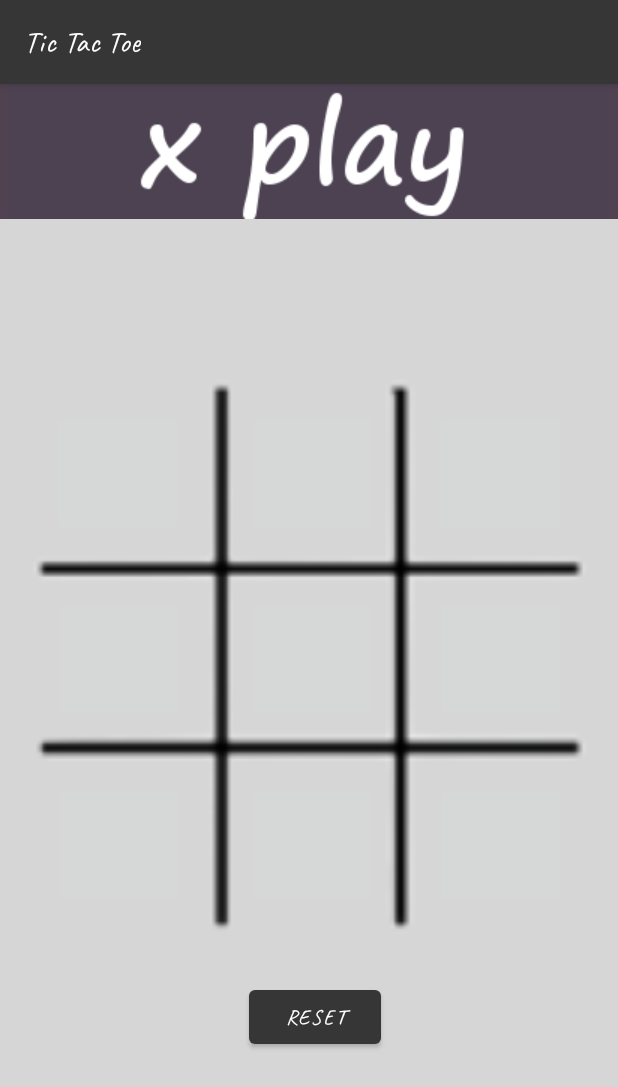
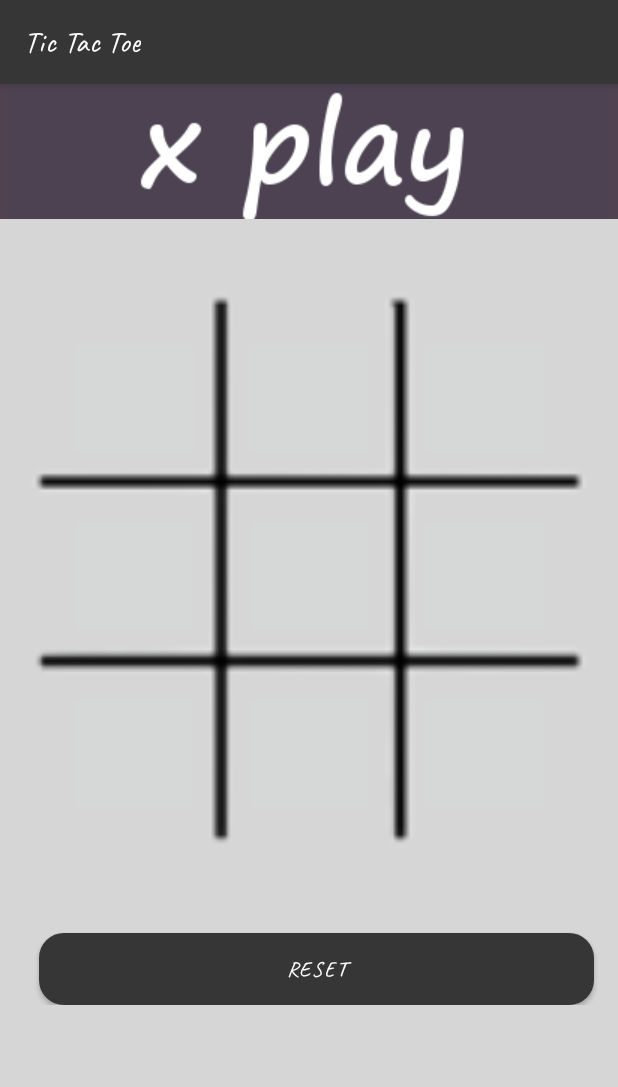
Before and after one commit to sombrero3/Tic-Tac-Toe, an Android app: the MainActivity screen opened directly, with no data from a screen before it, on a phone screen of 412 x 824 dp. Shown: the top 1087 px of the screen. Run offline under Robolectric (Android 15) with nearby library versions, the phone set to English and light mode, and no system bars.

Commit message:
executor implementation

```diff
--- /dev/null
+++ b/app/src/main/res/drawable/reset_btn_design.xml
@@ -0,0 +1,7 @@
+<?xml version="1.0" encoding="utf-8"?>
+<shape xmlns:android="http://schemas.android.com/apk/res/android"
+    android:shape="rectangle">
+    <stroke android:color="@color/pink" android:width="1dp"/>
+    <solid android:color="#504250"/>
+    <corners android:radius="16dp"/>
+</shape>
--- a/app/src/main/res/layout/activity_main.xml
+++ b/app/src/main/res/layout/activity_main.xml
@@ -1,47 +1,72 @@
 <?xml version="1.0" encoding="utf-8"?>
-<ScrollView xmlns:android="http://schemas.android.com/apk/res/android"
+<androidx.constraintlayout.widget.ConstraintLayout xmlns:android="http://schemas.android.com/apk/res/android"
     xmlns:app="http://schemas.android.com/apk/res-auto"
     xmlns:tools="http://schemas.android.com/tools"
     android:layout_width="match_parent"
     android:layout_height="match_parent"
+    tools:context=".MainActivity">
+
+    <ScrollView
+        android:id="@+id/scroll_view"
+        android:layout_width="match_parent"
+        android:layout_height="match_parent"
+        app:layout_constraintBottom_toBottomOf="parent"
+        app:layout_constraintEnd_toEndOf="parent"
+        app:layout_constraintStart_toStartOf="parent"
+        app:layout_constraintTop_toTopOf="parent"
         android:background="#D6D6D6">
 
         <androidx.constraintlayout.widget.ConstraintLayout
             android:layout_width="match_parent"
             android:layout_height="match_parent"
-        android:background="#D6D6D6"
-        tools:context=".MainActivity">
+            android:background="#D6D6D6">
 
             <Button
                 android:id="@+id/main_reset_btn"
-            android:layout_width="wrap_content"
+                android:layout_width="0dp"
                 android:layout_height="wrap_content"
                 android:layout_marginStart="10dp"
-            android:layout_marginTop="20dp"
+                android:layout_marginTop="44dp"
+                android:background="@drawable/reset_btn_design"
                 android:text="Reset"
+                app:layout_constraintBottom_toBottomOf="parent"
                 app:layout_constraintEnd_toEndOf="@+id/main_win0_iv"
-            app:layout_constraintHorizontal_bias="0.494"
                 app:layout_constraintStart_toStartOf="@+id/main_win0_iv"
-            app:layout_constraintTop_toBottomOf="@+id/imageView" />
+                app:layout_constraintTop_toBottomOf="@+id/main_win0_iv" />
+
+            <ImageView
+                android:id="@+id/main_win0_iv"
+                android:layout_width="0dp"
+                android:layout_height="388dp"
+                android:layout_marginStart="16dp"
+                android:layout_marginTop="12dp"
+                android:layout_marginEnd="16dp"
+                android:elevation="5dp"
+                app:layout_constraintEnd_toEndOf="parent"
+                app:layout_constraintStart_toStartOf="parent"
+                app:layout_constraintTop_toTopOf="@+id/imageView"
+                app:srcCompat="@drawable/empty" />
 
             <ImageView
                 android:id="@+id/imageView"
-            android:layout_width="379dp"
+                android:layout_width="0dp"
                 android:layout_height="398dp"
-            android:layout_marginTop="90dp"
+                android:layout_marginStart="16dp"
+                android:layout_marginTop="32dp"
+                android:layout_marginEnd="16dp"
                 app:layout_constraintEnd_toEndOf="parent"
                 app:layout_constraintStart_toStartOf="parent"
                 app:layout_constraintTop_toBottomOf="@+id/main_title_iv"
                 app:srcCompat="@drawable/cropedgrid1_adobespark" />
 
-        android:id="@+id/main_10_ibtn"
 
             <ImageButton
                 android:id="@+id/main_10_ibtn"
                 android:layout_width="87dp"
                 android:layout_height="84dp"
-            android:layout_marginTop="40dp"
+                app:layout_constraintBottom_toTopOf="@+id/main_20_ibtn"
                 app:layout_constraintEnd_toEndOf="@+id/main_00_ibtn"
+                app:layout_constraintHorizontal_bias="0.5"
                 app:layout_constraintStart_toStartOf="@+id/main_00_ibtn"
                 app:layout_constraintTop_toBottomOf="@+id/main_00_ibtn"
                 app:srcCompat="@drawable/firstpic" />
@@ -50,10 +75,9 @@
                 android:id="@+id/main_20_ibtn"
                 android:layout_width="87dp"
                 android:layout_height="84dp"
-            android:layout_marginStart="12dp"
-            android:layout_marginTop="40dp"
+                app:layout_constraintBottom_toBottomOf="@+id/main_win0_iv"
                 app:layout_constraintEnd_toEndOf="@+id/main_10_ibtn"
-            app:layout_constraintHorizontal_bias="1.0"
+                app:layout_constraintHorizontal_bias="0.5"
                 app:layout_constraintStart_toStartOf="@+id/main_10_ibtn"
                 app:layout_constraintTop_toBottomOf="@+id/main_10_ibtn"
                 app:srcCompat="@drawable/firstpic" />
@@ -62,8 +86,9 @@
                 android:id="@+id/main_00_ibtn"
                 android:layout_width="88dp"
                 android:layout_height="84dp"
-            android:layout_marginStart="16dp"
-            android:layout_marginTop="25dp"
+                app:layout_constraintBottom_toTopOf="@+id/main_10_ibtn"
+                app:layout_constraintEnd_toStartOf="@+id/main_01_ibtn"
+                app:layout_constraintHorizontal_bias="0.5"
                 app:layout_constraintStart_toStartOf="@+id/main_win0_iv"
                 app:layout_constraintTop_toTopOf="@+id/main_win0_iv"
                 app:srcCompat="@drawable/firstpic" />
@@ -72,8 +97,9 @@
                 android:id="@+id/main_01_ibtn"
                 android:layout_width="88dp"
                 android:layout_height="84dp"
-            android:layout_marginStart="41dp"
                 app:layout_constraintBottom_toBottomOf="@+id/main_00_ibtn"
+                app:layout_constraintEnd_toStartOf="@+id/main_02_ibtn"
+                app:layout_constraintHorizontal_bias="0.5"
                 app:layout_constraintStart_toEndOf="@+id/main_00_ibtn"
                 app:layout_constraintTop_toTopOf="@+id/main_00_ibtn"
                 app:srcCompat="@drawable/firstpic" />
@@ -82,8 +108,9 @@
                 android:id="@+id/main_02_ibtn"
                 android:layout_width="88dp"
                 android:layout_height="84dp"
-            android:layout_marginStart="38dp"
                 app:layout_constraintBottom_toBottomOf="@+id/main_01_ibtn"
+                app:layout_constraintEnd_toEndOf="@+id/main_win0_iv"
+                app:layout_constraintHorizontal_bias="0.5"
                 app:layout_constraintStart_toEndOf="@+id/main_01_ibtn"
                 app:layout_constraintTop_toTopOf="@+id/main_01_ibtn"
                 app:layout_constraintVertical_bias="0.0"
@@ -133,16 +160,6 @@
                 app:srcCompat="@drawable/firstpic" />
 
             <ImageView
-            android:id="@+id/main_win0_iv"
-            android:layout_width="375dp"
-            android:layout_height="388dp"
-            android:layout_marginTop="12dp"
-            app:layout_constraintEnd_toEndOf="parent"
-            app:layout_constraintStart_toStartOf="parent"
-            app:layout_constraintTop_toTopOf="@+id/imageView"
-            app:srcCompat="@drawable/empty" />
-
-        <ImageView
                 android:id="@+id/main_title_iv"
                 android:layout_width="0dp"
                 android:layout_height="wrap_content"
@@ -153,3 +170,4 @@
                 app:srcCompat="@drawable/xplay" />
         </androidx.constraintlayout.widget.ConstraintLayout>
     </ScrollView>
+</androidx.constraintlayout.widget.ConstraintLayout>
--- a/app/src/main/res/values-night/themes.xml
+++ b/app/src/main/res/values-night/themes.xml
@@ -13,4 +13,7 @@
         <item name="android:statusBarColor" tools:targetApi="l">?attr/colorPrimaryVariant</item>
         <!-- Customize your theme here. -->
     </style>
+    <style name="MyButtonStyle" parent="Widget.AppCompat.Button">
+        <item name="android:background">@drawable/reset_btn_design</item>
+    </style>
 </resources>
--- a/app/src/main/res/values/themes.xml
+++ b/app/src/main/res/values/themes.xml
@@ -14,4 +14,7 @@
         <!-- Customize your theme here. -->
         <item name="android:fontFamily">@font/caveat_regular</item>
     </style>
+    <style name="MyButtonStyle" parent="Widget.AppCompat.Button">
+        <item name="android:background">@drawable/reset_btn_design</item>
+    </style>
 </resources>
```
Lines whose indentation alone changed are shown as unchanged.
